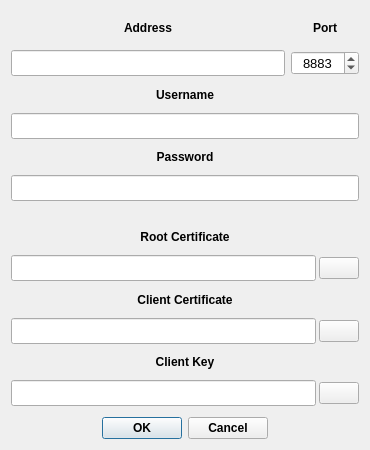
The window that ArduinoGatekeeperAdmin/Forms/Connection.ui (AdrianoGoede/ArduinoGatekeeper) describes before a commit, drawn with Qt 5.
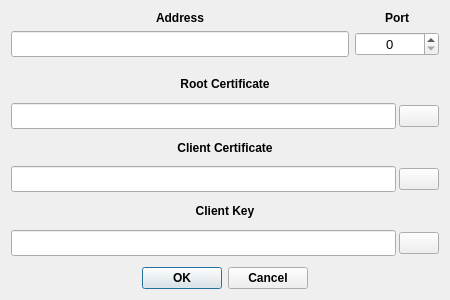
The same window after the commit. Icons and pictures are not drawn.

Commit message:
Adjusted connection form
Adjusted connection form to request only host data (address and port) and TLS certificates & key;
UI adjustments and corrections;

```diff
--- a/ArduinoGatekeeperAdmin/Forms/Connection.ui
+++ b/ArduinoGatekeeperAdmin/Forms/Connection.ui
@@ -6,26 +6,47 @@
    <rect>
     <x>0</x>
     <y>0</y>
-    <width>370</width>
-    <height>450</height>
+    <width>450</width>
+    <height>300</height>
    </rect>
   </property>
   <property name="minimumSize">
    <size>
-    <width>370</width>
-    <height>450</height>
+    <width>450</width>
+    <height>300</height>
    </size>
   </property>
   <property name="maximumSize">
    <size>
-    <width>370</width>
-    <height>450</height>
+    <width>450</width>
+    <height>300</height>
    </size>
   </property>
   <property name="windowTitle">
    <string>Dialog</string>
   </property>
-  <layout class="QGridLayout" name="gridLayout" rowstretch="1,2,3,1">
+  <layout class="QGridLayout" name="gridLayout" rowstretch="1,5,1">
+   <item row="2" column="0">
+    <widget class="QDialogButtonBox" name="connectionFormButtonBox">
+     <property name="font">
+      <font>
+       <bold>true</bold>
+      </font>
+     </property>
+     <property name="layoutDirection">
+      <enum>Qt::LayoutDirection::LeftToRight</enum>
+     </property>
+     <property name="orientation">
+      <enum>Qt::Orientation::Horizontal</enum>
+     </property>
+     <property name="standardButtons">
+      <set>QDialogButtonBox::StandardButton::Cancel|QDialogButtonBox::StandardButton::Ok</set>
+     </property>
+     <property name="centerButtons">
+      <bool>true</bool>
+     </property>
+    </widget>
+   </item>
    <item row="0" column="0">
     <layout class="QGridLayout" name="AddressLayout" columnstretch="8,2">
      <item row="0" column="0">
@@ -67,7 +88,7 @@
         </font>
        </property>
        <property name="alignment">
-        <set>Qt::AlignmentFlag::AlignLeading|Qt::AlignmentFlag::AlignLeft|Qt::AlignmentFlag::AlignVCenter</set>
+        <set>Qt::AlignmentFlag::AlignCenter</set>
        </property>
       </widget>
      </item>
@@ -84,80 +105,11 @@
        <property name="maximum">
         <number>65535</number>
        </property>
-       <property name="value">
-        <number>8883</number>
-       </property>
       </widget>
      </item>
     </layout>
    </item>
    <item row="1" column="0">
-    <layout class="QGridLayout" name="CredentialsLayout">
-     <property name="bottomMargin">
-      <number>10</number>
-     </property>
-     <item row="0" column="0">
-      <widget class="QLabel" name="lbUsername">
-       <property name="font">
-        <font>
-         <bold>true</bold>
-        </font>
-       </property>
-       <property name="text">
-        <string>Username</string>
-       </property>
-       <property name="alignment">
-        <set>Qt::AlignmentFlag::AlignCenter</set>
-       </property>
-      </widget>
-     </item>
-     <item row="1" column="0">
-      <widget class="QLineEdit" name="leUsername">
-       <property name="font">
-        <font>
-         <pointsize>11</pointsize>
-         <bold>false</bold>
-        </font>
-       </property>
-       <property name="alignment">
-        <set>Qt::AlignmentFlag::AlignCenter</set>
-       </property>
-      </widget>
-     </item>
-     <item row="2" column="0">
-      <widget class="QLabel" name="lbPassword">
-       <property name="font">
-        <font>
-         <bold>true</bold>
-        </font>
-       </property>
-       <property name="text">
-        <string>Password</string>
-       </property>
-       <property name="alignment">
-        <set>Qt::AlignmentFlag::AlignCenter</set>
-       </property>
-      </widget>
-     </item>
-     <item row="3" column="0">
-      <widget class="QLineEdit" name="lePassword">
-       <property name="font">
-        <font>
-         <pointsize>11</pointsize>
-         <bold>false</bold>
-        </font>
-       </property>
-       <property name="echoMode">
-        <enum>QLineEdit::EchoMode::Password</enum>
-       </property>
-       <property name="alignment">
-        <set>Qt::AlignmentFlag::AlignCenter</set>
-       </property>
-      </widget>
-     </item>
-    </layout>
-   </item>
-   <item row="2" column="0">
     <layout class="QVBoxLayout" name="CertificatesLayout" stretch="1,2,1,2,1,2">
      <property name="spacing">
       <number>3</number>
@@ -305,27 +257,6 @@
      </item>
     </layout>
    </item>
-   <item row="3" column="0">
-    <widget class="QDialogButtonBox" name="connectionFormButtonBox">
-     <property name="font">
-      <font>
-       <bold>true</bold>
-      </font>
-     </property>
-     <property name="layoutDirection">
-      <enum>Qt::LayoutDirection::LeftToRight</enum>
-     </property>
-     <property name="orientation">
-      <enum>Qt::Orientation::Horizontal</enum>
-     </property>
-     <property name="standardButtons">
-      <set>QDialogButtonBox::StandardButton::Cancel|QDialogButtonBox::StandardButton::Ok</set>
-     </property>
-     <property name="centerButtons">
-      <bool>true</bool>
-     </property>
-    </widget>
-   </item>
   </layout>
  </widget>
  <resources/>
```
Left out of the diff: 2 changed lines with no effect on the pictures. The commit also changes 9 other files.
